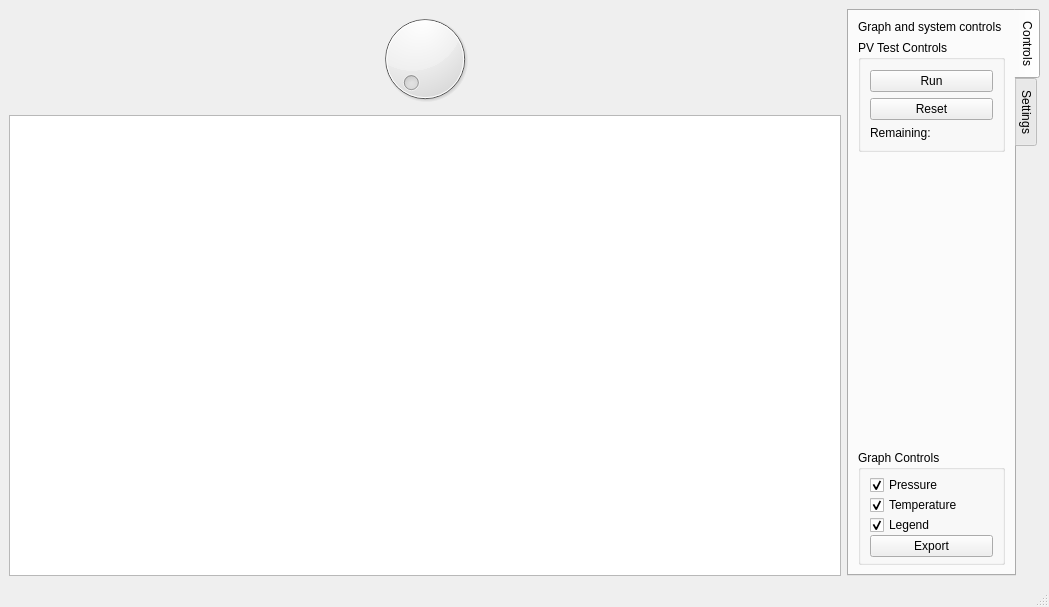
First picture: the form in app.ui, repository louis-spencer/PVSL_Testing, before the edit.
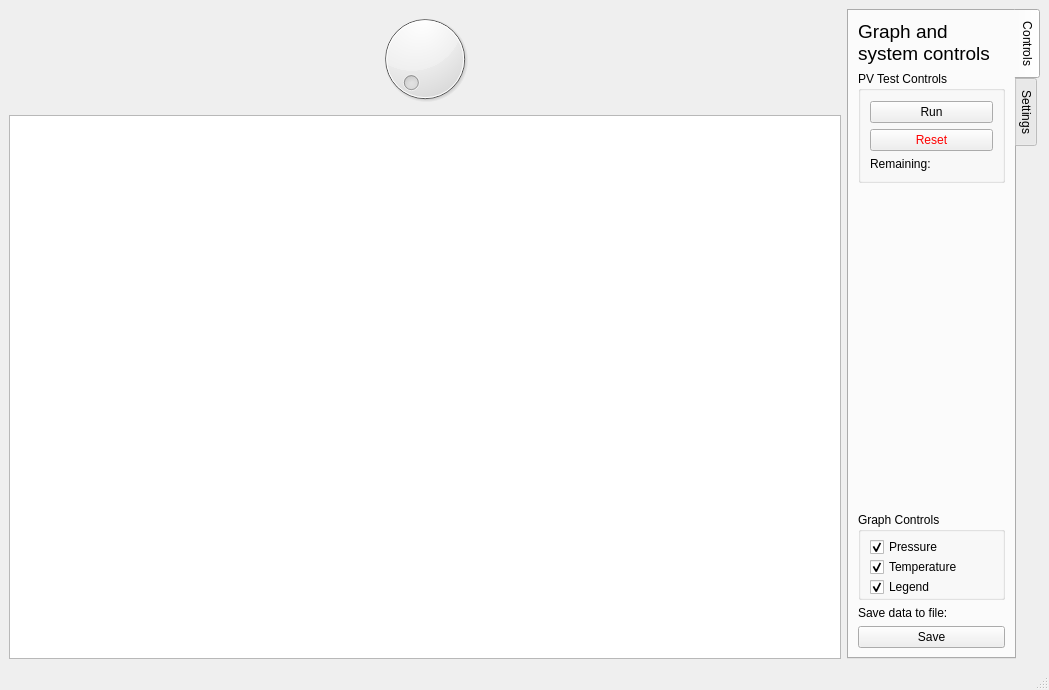
Second picture: the form after the edit.

Diff of the .ui file:
```diff
--- a/app.ui
+++ b/app.ui
@@ -7,7 +7,7 @@
     <x>0</x>
     <y>0</y>
     <width>1049</width>
-    <height>607</height>
+    <height>690</height>
    </rect>
   </property>
   <property name="windowTitle">
@@ -31,6 +31,11 @@
         <property name="layoutDirection">
          <enum>Qt::LeftToRight</enum>
         </property>
+        <property name="styleSheet">
+         <string notr="true">QPushButton#reset_stop {
+	color: red;	
+}</string>
+        </property>
         <property name="tabPosition">
          <enum>QTabWidget::East</enum>
         </property>
@@ -54,7 +59,7 @@
              <string notr="true"/>
             </property>
             <property name="text">
-             <string>Graph and system controls</string>
+             <string>&lt;html&gt;&lt;head/&gt;&lt;body&gt;&lt;p&gt;&lt;span style=&quot; font-size:14pt;&quot;&gt;Graph and system controls&lt;/span&gt;&lt;/p&gt;&lt;/body&gt;&lt;/html&gt;</string>
             </property>
             <property name="scaledContents">
              <bool>false</bool>
@@ -93,6 +98,9 @@
              </property>
              <item>
               <widget class="QPushButton" name="run_pause">
+               <property name="styleSheet">
+                <string notr="true"/>
+               </property>
                <property name="text">
                 <string>Run</string>
                </property>
@@ -138,7 +146,13 @@
            </spacer>
           </item>
           <item>
-           <widget class="QGroupBox" name="GraphControls">
+           <widget class="QGroupBox" name="graph_controls">
+            <property name="sizePolicy">
+             <sizepolicy hsizetype="Preferred" vsizetype="Preferred">
+              <horstretch>0</horstretch>
+              <verstretch>0</verstretch>
+             </sizepolicy>
+            </property>
             <property name="title">
              <string>Graph Controls</string>
             </property>
@@ -150,7 +164,7 @@
               <number>5</number>
              </property>
              <property name="bottomMargin">
-              <number>5</number>
+              <number>0</number>
              </property>
              <item>
               <widget class="QCheckBox" name="pressure_checkbox">
@@ -203,16 +217,23 @@
                </property>
               </widget>
              </item>
-             <item>
-              <widget class="QPushButton" name="export_2">
-               <property name="text">
-                <string>Export</string>
-               </property>
-              </widget>
-             </item>
             </layout>
            </widget>
           </item>
+          <item>
+           <widget class="QLabel" name="save_data_to">
+            <property name="text">
+             <string>Save data to file:</string>
+            </property>
+           </widget>
+          </item>
+          <item>
+           <widget class="QPushButton" name="save">
+            <property name="text">
+             <string>Save</string>
+            </property>
+           </widget>
+          </item>
          </layout>
         </widget>
         <widget class="QWidget" name="settings_tab">
```
Left out of the diff: 47 changed lines with no effect on the pictures.
